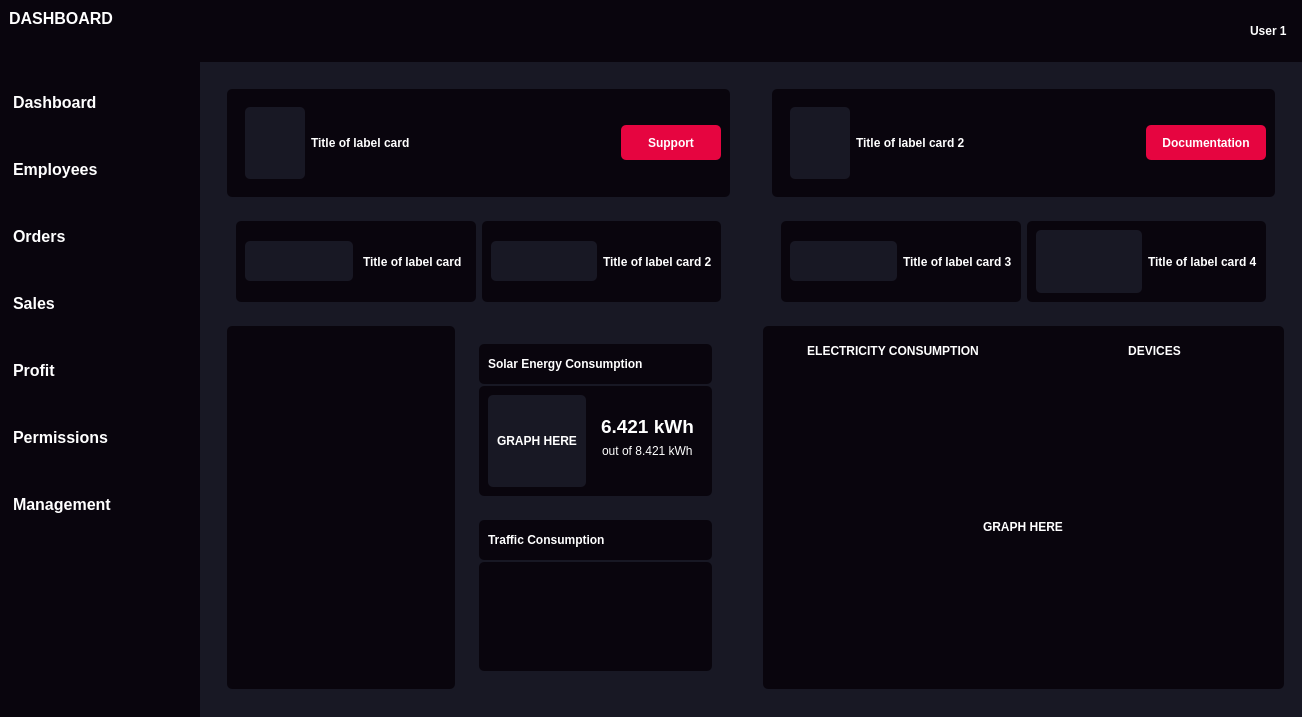
Old version of the form dashboard.ui in the repository amgartendev/InsightFlow-Manager.
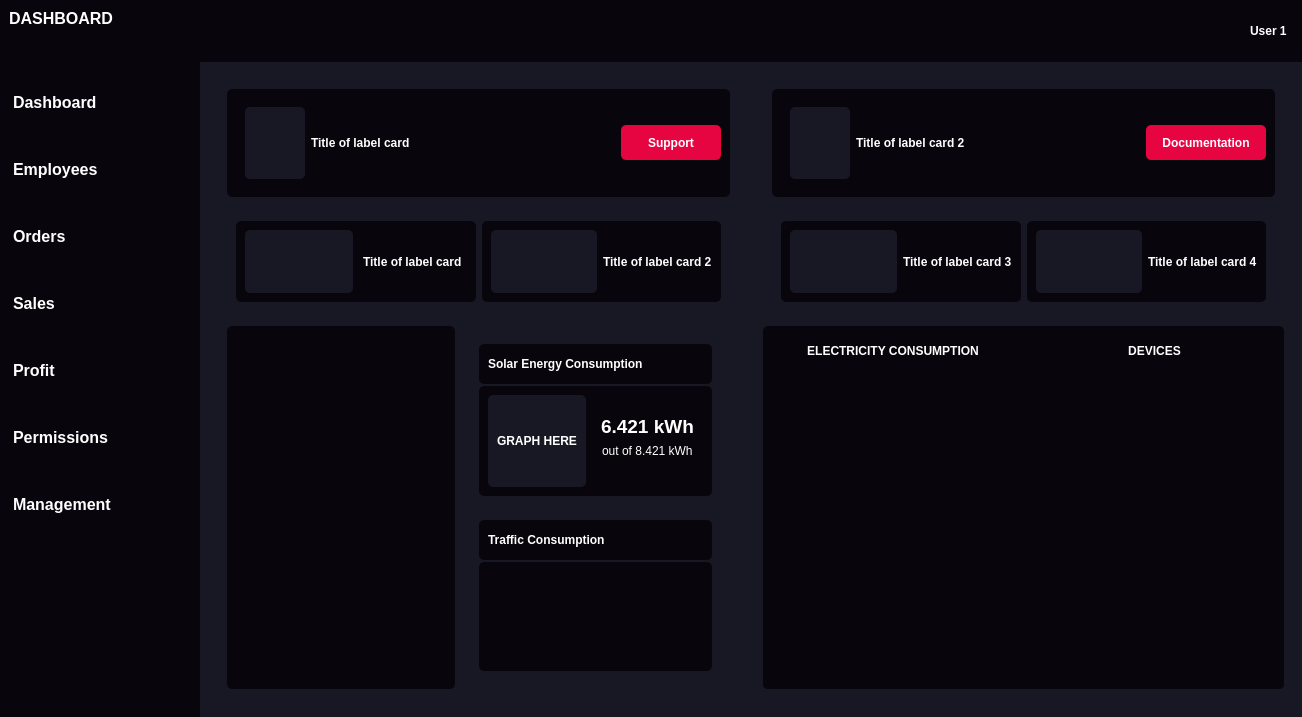
New version of the form. Icons and pictures are not drawn.

Commit message: fix alternative graph frame for proper graph plotting

Patch:
```diff
--- a/dashboard.ui
+++ b/dashboard.ui
@@ -653,6 +653,12 @@
          <layout class="QHBoxLayout" name="horizontalLayout_3">
           <item>
            <widget class="QFrame" name="information_group_1">
+            <property name="sizePolicy">
+             <sizepolicy hsizetype="Expanding" vsizetype="Preferred">
+              <horstretch>0</horstretch>
+              <verstretch>0</verstretch>
+             </sizepolicy>
+            </property>
             <property name="styleSheet">
              <string notr="true">/*background-color: white;*/</string>
             </property>
@@ -845,7 +851,7 @@
                          <enum>QFrame::Raised</enum>
                         </property>
                         <layout class="QHBoxLayout" name="horizontalLayout_19">
-                         <item alignment="Qt::AlignVCenter">
+                         <item>
                           <widget class="QLabel" name="icon_secondary_card_left_1">
                            <property name="minimumSize">
                             <size>
@@ -928,7 +934,7 @@
                          <enum>QFrame::Raised</enum>
                         </property>
                         <layout class="QHBoxLayout" name="horizontalLayout_20">
-                         <item alignment="Qt::AlignVCenter">
+                         <item>
                           <widget class="QLabel" name="icon_secondary_card_right_1">
                            <property name="minimumSize">
                             <size>
@@ -1257,6 +1263,12 @@
           </item>
           <item>
            <widget class="QFrame" name="information_group_2">
+            <property name="sizePolicy">
+             <sizepolicy hsizetype="Expanding" vsizetype="Preferred">
+              <horstretch>0</horstretch>
+              <verstretch>0</verstretch>
+             </sizepolicy>
+            </property>
             <property name="minimumSize">
              <size>
               <width>0</width>
@@ -1458,7 +1470,7 @@
                          <property name="bottomMargin">
                           <number>9</number>
                          </property>
-                         <item alignment="Qt::AlignVCenter">
+                         <item>
                           <widget class="QLabel" name="icon_secondary_card_left_2">
                            <property name="minimumSize">
                             <size>
@@ -1599,6 +1611,9 @@
                 <property name="rightMargin">
                  <number>0</number>
                 </property>
+                <property name="bottomMargin">
+                 <number>0</number>
+                </property>
                 <item alignment="Qt::AlignTop">
                  <widget class="QFrame" name="tab_container">
                   <property name="styleSheet">
@@ -1647,16 +1662,19 @@
                   </layout>
                  </widget>
                 </item>
-                <item alignment="Qt::AlignHCenter|Qt::AlignTop">
-                 <widget class="QFrame" name="label_alternative_graph_frame">
+                <item>
+                 <widget class="QFrame" name="alternative_graph_frame">
                   <property name="sizePolicy">
-                   <sizepolicy hsizetype="Preferred" vsizetype="Expanding">
+                   <sizepolicy hsizetype="Minimum" vsizetype="Expanding">
                     <horstretch>0</horstretch>
                     <verstretch>0</verstretch>
                    </sizepolicy>
                   </property>
-                  <property name="styleSheet">
-                   <string notr="true"/>
+                  <property name="maximumSize">
+                   <size>
+                    <width>16777215</width>
+                    <height>16777215</height>
+                   </size>
                   </property>
                   <property name="frameShape">
                    <enum>QFrame::StyledPanel</enum>
@@ -1664,19 +1682,22 @@
                   <property name="frameShadow">
                    <enum>QFrame::Raised</enum>
                   </property>
-                  <layout class="QVBoxLayout" name="verticalLayout_26">
-                   <item>
-                    <widget class="QLabel" name="label_alternative_graph">
-                     <property name="font">
-                      <font>
-                       <bold>true</bold>
-                      </font>
-                     </property>
-                     <property name="text">
-                      <string>GRAPH HERE</string>
-                     </property>
-                    </widget>
-                   </item>
+                  <layout class="QVBoxLayout" name="verticalLayout_4">
+                   <property name="spacing">
+                    <number>0</number>
+                   </property>
+                   <property name="leftMargin">
+                    <number>6</number>
+                   </property>
+                   <property name="topMargin">
+                    <number>0</number>
+                   </property>
+                   <property name="rightMargin">
+                    <number>6</number>
+                   </property>
+                   <property name="bottomMargin">
+                    <number>6</number>
+                   </property>
                   </layout>
                  </widget>
                 </item>
```
Left out of the diff: 6 changed lines with no effect on the pictures. The commit also changes 1 other file.
